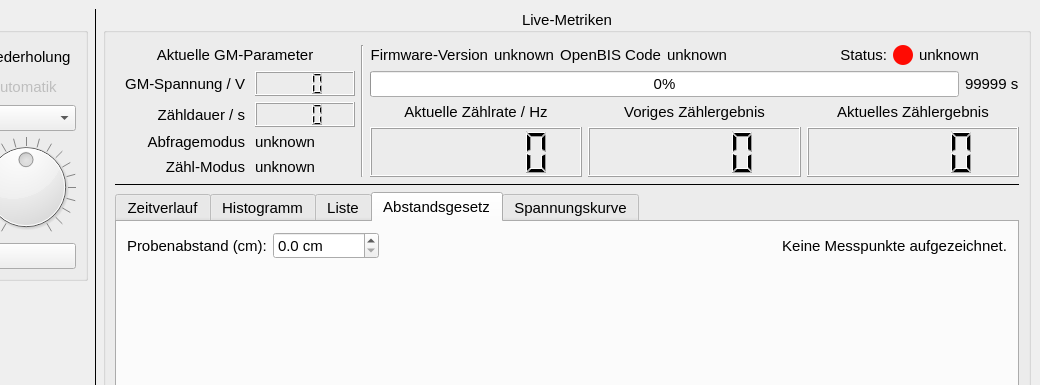
Before: the Qt Designer form gmcounter/pyqt/mainwindow.ui in cckssr/gmcounter, drawn with Qt 5; both pictures show x 240 to 1280 and y 0 to 385 of the 1280 by 929 pixel window.
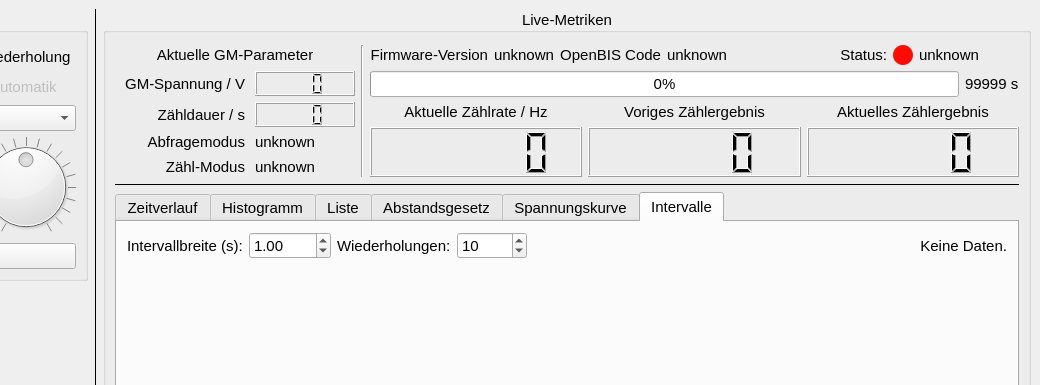
After: the same form once the commit is applied. The open tabs and pages were chosen to show the change.

Patch:
```diff
--- a/gmcounter/pyqt/mainwindow.ui
+++ b/gmcounter/pyqt/mainwindow.ui
@@ -1645,6 +1645,166 @@
              </item>
             </layout>
            </widget>
+           <widget class="QWidget" name="interval">
+            <property name="sizePolicy">
+             <sizepolicy hsizetype="Expanding" vsizetype="Expanding">
+              <horstretch>0</horstretch>
+              <verstretch>0</verstretch>
+             </sizepolicy>
+            </property>
+            <attribute name="title">
+             <string>Intervalle</string>
+            </attribute>
+            <layout class="QGridLayout" name="gridLayout_interval" rowstretch="0,1,0">
+             <property name="leftMargin">
+              <number>10</number>
+             </property>
+             <property name="topMargin">
+              <number>10</number>
+             </property>
+             <property name="rightMargin">
+              <number>10</number>
+             </property>
+             <property name="bottomMargin">
+              <number>5</number>
+             </property>
+             <item row="0" column="0">
+              <layout class="QHBoxLayout" name="horizontalLayout_interval">
+               <item>
+                <widget class="QLabel" name="label_intervalWidth">
+                 <property name="font">
+                  <font>
+                   <pointsize>11</pointsize>
+                  </font>
+                 </property>
+                 <property name="text">
+                  <string>Intervallbreite (s):</string>
+                 </property>
+                </widget>
+               </item>
+               <item>
+                <widget class="QDoubleSpinBox" name="intervalWidthInput">
+                 <property name="font">
+                  <font>
+                   <pointsize>11</pointsize>
+                  </font>
+                 </property>
+                 <property name="minimum">
+                  <double>0.100000000000000</double>
+                 </property>
+                 <property name="maximum">
+                  <double>3600.000000000000000</double>
+                 </property>
+                 <property name="singleStep">
+                  <double>1.000000000000000</double>
+                 </property>
+                 <property name="value">
+                  <double>1.000000000000000</double>
+                 </property>
+                </widget>
+               </item>
+               <item>
+                <widget class="QLabel" name="label_intervalRepeats">
+                 <property name="font">
+                  <font>
+                   <pointsize>11</pointsize>
+                  </font>
+                 </property>
+                 <property name="text">
+                  <string>Wiederholungen:</string>
+                 </property>
+                </widget>
+               </item>
+               <item>
+                <widget class="QSpinBox" name="intervalRepeatInput">
+                 <property name="font">
+                  <font>
+                   <pointsize>11</pointsize>
+                  </font>
+                 </property>
+                 <property name="minimum">
+                  <number>1</number>
+                 </property>
+                 <property name="maximum">
+                  <number>10000</number>
+                 </property>
+                 <property name="value">
+                  <number>10</number>
+                 </property>
+                </widget>
+               </item>
+               <item>
+                <spacer name="horizontalSpacer_interval">
+                 <property name="orientation">
+                  <enum>Qt::Orientation::Horizontal</enum>
+                 </property>
+                 <property name="sizeHint" stdset="0">
+                  <size>
+                   <width>40</width>
+                   <height>20</height>
+                  </size>
+                 </property>
+                </spacer>
+               </item>
+               <item>
+                <widget class="QLabel" name="intervalStatus">
+                 <property name="font">
+                  <font>
+                   <pointsize>11</pointsize>
+                  </font>
+                 </property>
+                 <property name="text">
+                  <string>Keine Daten.</string>
+                 </property>
+                 <property name="alignment">
+                  <set>Qt::AlignmentFlag::AlignRight|Qt::AlignmentFlag::AlignTrailing|Qt::AlignmentFlag::AlignVCenter</set>
+                 </property>
+                </widget>
+               </item>
+              </layout>
+             </item>
+             <item row="1" column="0">
+              <widget class="QWidget" name="intervalPlot" native="true">
+               <property name="sizePolicy">
+                <sizepolicy hsizetype="MinimumExpanding" vsizetype="MinimumExpanding">
+                 <horstretch>0</horstretch>
+                 <verstretch>0</verstretch>
+                </sizepolicy>
+               </property>
+              </widget>
+             </item>
+             <item row="2" column="0">
+              <widget class="QTableView" name="intervalTable">
+               <property name="sizePolicy">
+                <sizepolicy hsizetype="Expanding" vsizetype="Maximum">
+                 <horstretch>0</horstretch>
+                 <verstretch>0</verstretch>
+                </sizepolicy>
+               </property>
+               <property name="maximumSize">
+                <size>
+                 <width>16777215</width>
+                 <height>200</height>
+                </size>
+               </property>
+               <property name="font">
+                <font>
+                 <pointsize>11</pointsize>
+                </font>
+               </property>
+               <property name="editTriggers">
+                <set>QAbstractItemView::EditTrigger::NoEditTriggers</set>
+               </property>
+               <property name="alternatingRowColors">
+                <bool>true</bool>
+               </property>
+               <property name="selectionMode">
+                <enum>QAbstractItemView::SelectionMode::SingleSelection</enum>
+               </property>
+              </widget>
+             </item>
+            </layout>
+           </widget>
           </widget>
          </item>
          <item row="0" column="0">
```
